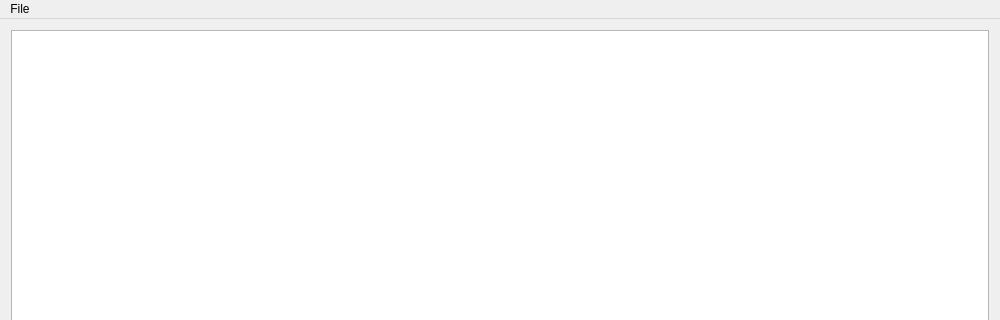
The window that mainwindow.ui (ohyeah521/shadowblade-master-qt) describes before a commit, drawn with Qt 5; both pictures show x 0 to 1000 and y 0 to 320 of the 1000 by 700 pixel window.
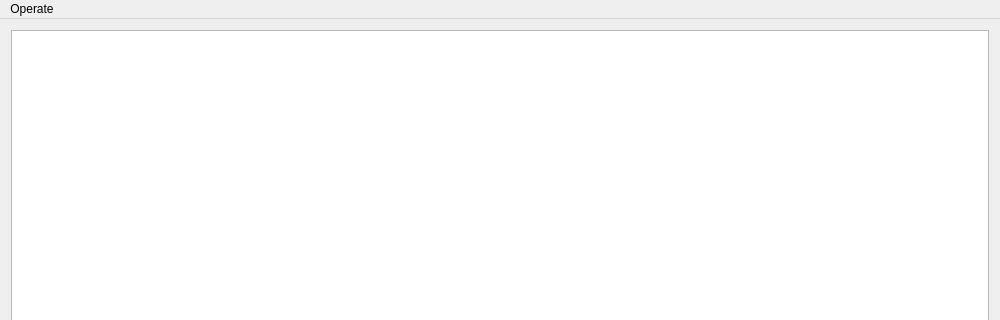
The same window after the commit.

Commit message: add getHostInfo into HostPool, modify some ui

Patch:
```diff
--- a/mainwindow.ui
+++ b/mainwindow.ui
@@ -80,19 +80,19 @@
      <x>0</x>
      <y>0</y>
      <width>1000</width>
-     <height>23</height>
+     <height>28</height>
     </rect>
    </property>
    <property name="nativeMenuBar">
     <bool>false</bool>
    </property>
-   <widget class="QMenu" name="menuSetting">
+   <widget class="QMenu" name="menuOperate">
     <property name="title">
-     <string>File</string>
+     <string>Operate</string>
     </property>
     <addaction name="actionStartServer"/>
    </widget>
-   <addaction name="menuSetting"/>
+   <addaction name="menuOperate"/>
   </widget>
   <widget class="QStatusBar" name="statusBar"/>
   <action name="actionStartServer">
```
Left out of the diff: 8 changed lines with no effect on the pictures. The commit also changes 5 other files.
